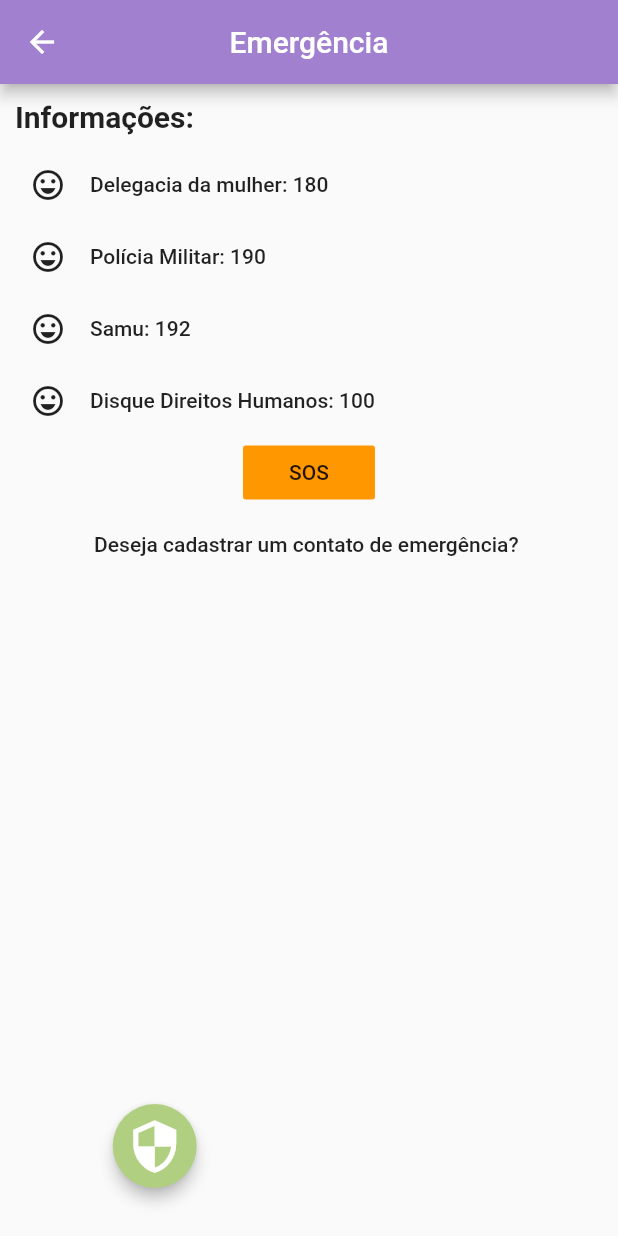
After one commit to JheeKeyth/hackatanga, a Flutter app: the EmergencyPage screen opened directly, on a phone screen of 412 x 824 dp. The commit adds this screen. Run offline on Flutter 3.47's test engine with Material 2 defaults, Android fonts, the phone set to English and light mode, and no system bars; our stand-ins replace carousel_slider, cloud_firestore, google_sign_in; accounts and stored records are empty.

Commit message:
emergency

```diff
--- a/lib/main.dart
+++ b/lib/main.dart
@@ -6,13 +6,14 @@
 import 'package:hackatanga_project/screens/tour/tour.dart';
 import 'package:hackatanga_project/theme/constants.dart';
 import 'package:hackatanga_project/theme/style.dart';
+// import 'package:hackatanga_project/screens/home/pages/emergency_page.dart';
 
 void main() => runApp(
       MaterialApp(
         title: title_app,
         theme: appTheme(),
         home: Builder(
-          builder: (BuildContext context){
+          builder: (BuildContext context) {
             var screenHeight = MediaQuery.of(context).size.height;
             return Home();
 //            Tour(
--- /dev/null
+++ b/lib/screens/home/pages/emergency_page.dart
@@ -0,0 +1,91 @@
+import 'package:flutter/material.dart';
+import 'package:flutter/rendering.dart';
+
+class EmergencyPage extends StatefulWidget {
+  @override
+  _EmergencyPageState createState() => _EmergencyPageState();
+}
+
+class _EmergencyPageState extends State<EmergencyPage> {
+  @override
+  Widget build(BuildContext context) {
+    return Container(
+      child: Scaffold(
+        appBar: AppBar(
+          title: Text('Emergência'),
+          centerTitle: true,
+        ),
+        body: Column(
+          children: [
+            Container(
+              margin: EdgeInsets.all(10),
+              alignment: Alignment.topLeft,
+              child: Text('Informações: ',
+                  style: TextStyle(fontWeight: FontWeight.bold, fontSize: 20)),
+            ),
+            Row(
+              children: <Widget>[
+                SizedBox(width: 20),
+                const Icon(Icons.sentiment_very_satisfied),
+                FlatButton(
+                  onPressed: () {
+                    /*...*/
+                  },
+                  child: Text("Delegacia da mulher: 180"),
+                ),
+              ],
+            ),
+            Row(
+              children: <Widget>[
+                SizedBox(width: 20),
+                const Icon(Icons.sentiment_very_satisfied),
+                FlatButton(
+                  onPressed: () {
+                    /*...*/
+                  },
+                  child: Text("Polícia Militar: 190"),
+                ),
+              ],
+            ),
+            Row(
+              children: <Widget>[
+                SizedBox(width: 20),
+                const Icon(Icons.sentiment_very_satisfied),
+                FlatButton(
+                  onPressed: () {
+                    /*...*/
+                  },
+                  child: Text("Samu: 192"),
+                ),
+              ],
+            ),
+            Row(
+              children: <Widget>[
+                SizedBox(width: 20),
+                const Icon(Icons.sentiment_very_satisfied),
+                FlatButton(
+                  onPressed: () {
+                    /*...*/
+                  },
+                  child: Text("Disque Direitos Humanos: 100"),
+                ),
+              ],
+            ),
+            FlatButton(
+              onPressed: () => {},
+              color: Colors.orange,
+              padding: EdgeInsets.all(10.0),
+              child: Text("SOS"),
+            ),
+            FlatButton(
+              onPressed: () {
+                /*...*/
+              },
+              child: Text("Deseja cadastrar um contato de emergência? "),
+            ),
+          ],
+        ),
+      ),
+    );
+  }
+}
```
